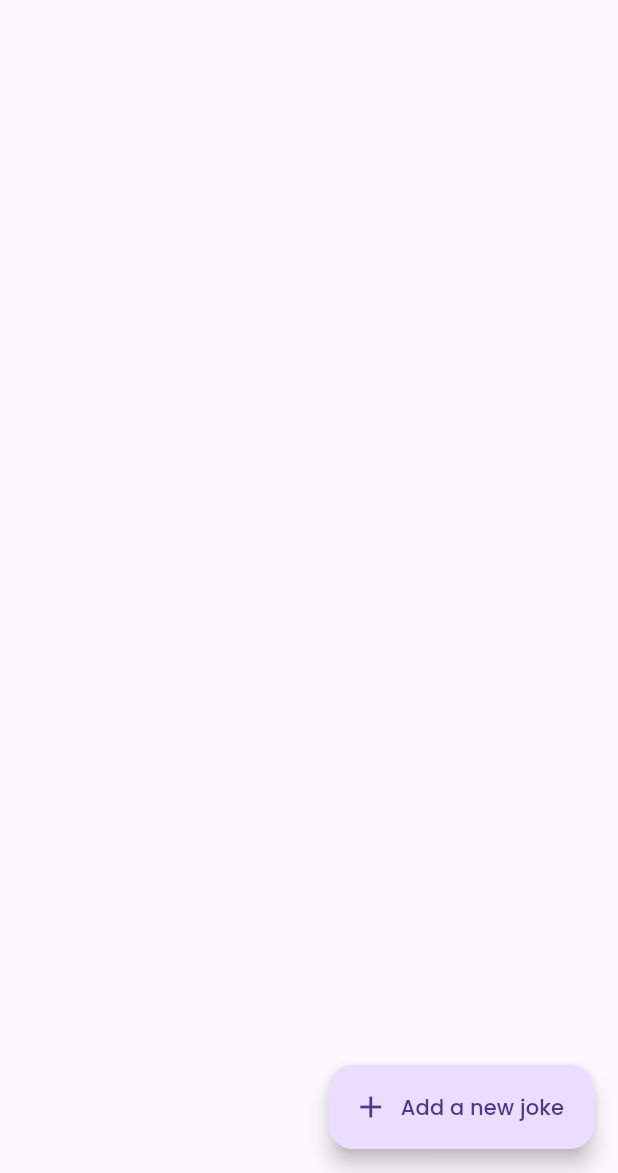
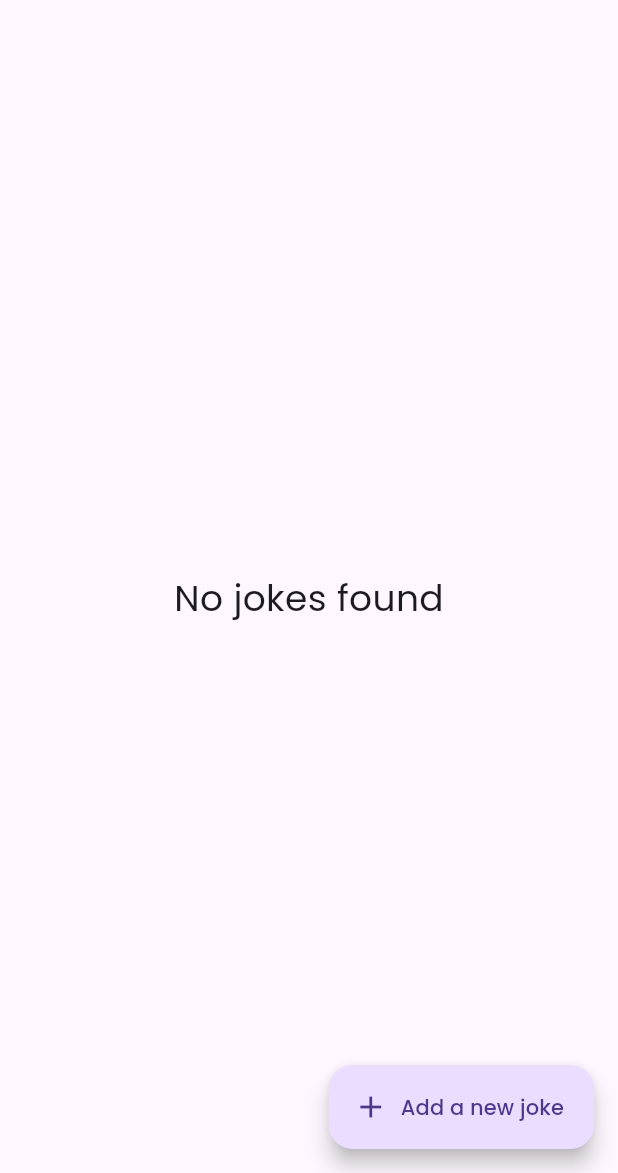
Before and after one commit to iampawan/FunnyBones, a Flutter app: the screen it shows after launch, after a tap on the "clear all" icon, on a phone screen of 412 x 824 dp, the part 63-1236 px from its top. Run offline on Flutter 3.47's test engine with Material 2 defaults, Android fonts, the phone set to English and light mode, and no system bars; our stand-ins replace bloc, flutter_bloc, google_fonts, shared_preferences; generated files the repository leaves out were written again; network calls fail.

Commit message:
Added "No Jokes Found" and removed shadow from Text

```diff
--- a/lib/src/presentation/widgets/joke_list_widget.dart
+++ b/lib/src/presentation/widgets/joke_list_widget.dart
@@ -36,7 +36,7 @@ class JokeListWidget extends StatelessWidget {
   }
 
   void scrollToLast() {
-     if (_scrollController.hasClients) {
+    if (_scrollController.hasClients) {
       _scrollController.animateTo(
         _scrollController.position.maxScrollExtent,
         duration: const Duration(milliseconds: 500),
@@ -51,6 +51,16 @@ class JokeListWidget extends StatelessWidget {
   }
 
   Widget _buildJokeList(List<Joke> jokes) {
+    if (jokes.isEmpty) {
+      return const Center(
+        child: Text(
+          'No jokes found',
+          style: TextStyle(
+            fontSize: 24,
+          ),
+        ),
+      );
+    }
     // Build the list of jokes using a ListView.builder
     return ListView.builder(
       controller: _scrollController,
```
Also changed, not shown: lib/src/presentation/widgets/joke_view.dart (+3 -8 lines), 1 other file.
